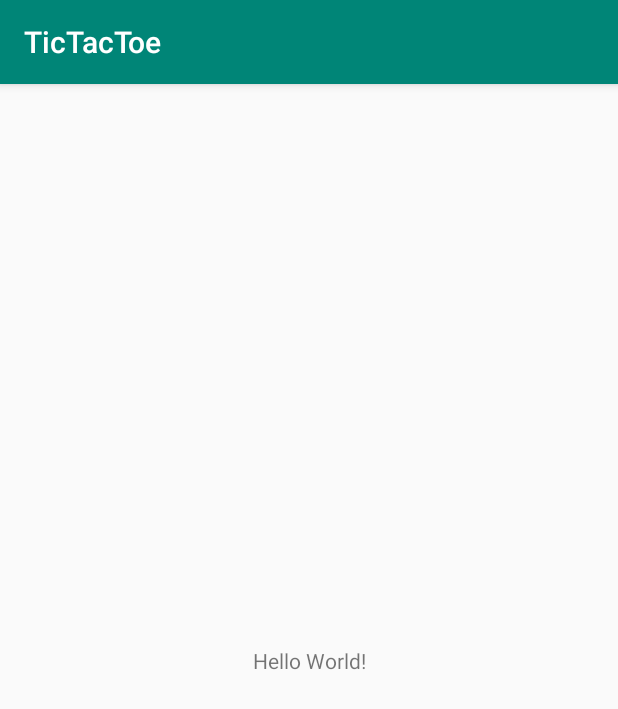
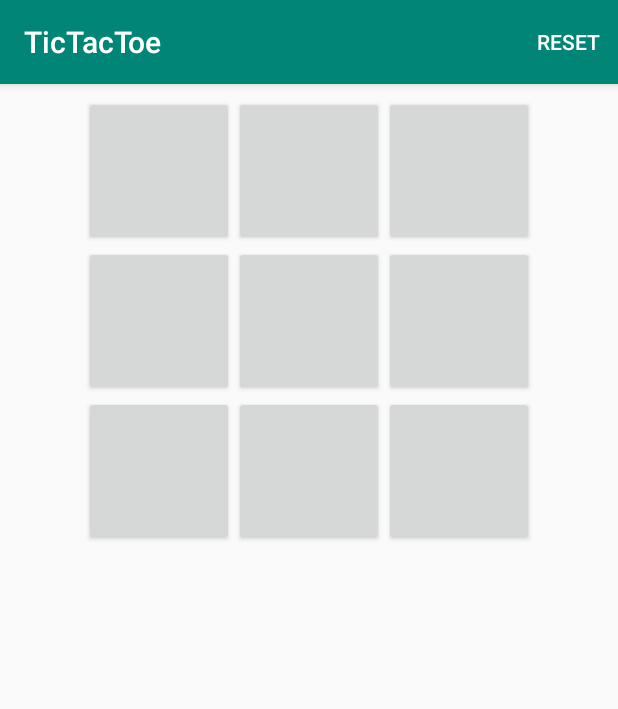
Before and after one commit to meggamind/AndroidArchitecturePatterns, an Android app: the screen it shows after launch (MainActivity), on a phone screen of 412 x 824 dp. Shown: the top 709 px of the screen. Run offline under Robolectric (Android 15) with nearby library versions, the phone set to English and light mode, and no system bars.

Commit message:
Adding MVC pattern example

```diff
--- a/MVC/TicTacToe/app/src/main/AndroidManifest.xml
+++ b/MVC/TicTacToe/app/src/main/AndroidManifest.xml
@@ -9,7 +9,7 @@
         android:roundIcon="@mipmap/ic_launcher_round"
         android:supportsRtl="true"
         android:theme="@style/AppTheme">
-        <activity android:name=".MainActivity">
+        <activity android:name=".controller.MainActivity">
             <intent-filter>
                 <action android:name="android.intent.action.MAIN" />
 
--- /dev/null
+++ b/MVC/TicTacToe/app/src/main/java/sherpa/app/tictactoe/controller/MainActivity.java
@@ -0,0 +1,101 @@
+package sherpa.app.tictactoe.controller;
+
+import android.support.v7.app.AppCompatActivity;
+import android.os.Bundle;
+import android.view.Menu;
+import android.view.MenuInflater;
+import android.view.MenuItem;
+import android.view.View;
+import android.view.ViewGroup;
+import android.widget.Button;
+import android.widget.TextView;
+
+import sherpa.app.tictactoe.R;
+import sherpa.app.tictactoe.model.Board;
+import sherpa.app.tictactoe.model.Player;
+
+public class MainActivity extends AppCompatActivity {
+
+    private static String TAG = MainActivity.class.getName();
+
+    private Board mModel;
+
+    private ViewGroup mButtonGrid;
+    private View mWinnerPlayerContainer;
+    private TextView mWinnerPlayerLabel;
+    private static final String MEDIA_KEY = "MEDIA";
+
+    @Override
+    protected void onCreate(Bundle savedInstanceState) {
+        super.onCreate(savedInstanceState);
+        setContentView(R.layout.activity_main);
+        mWinnerPlayerLabel = (TextView) findViewById(R.id.winner_player_label);
+        mWinnerPlayerContainer = findViewById(R.id.winner_player_conatiner);
+        mButtonGrid = (ViewGroup) findViewById(R.id.buttonGrid);
+
+        mModel = new Board();
+
+
+    }
+
+
+    // TODO: retain model after rotate
+    @Override
+    public void onRestoreInstanceState(Bundle savedInstanceState) {
+        Board mModel = savedInstanceState.getParcelable(MEDIA_KEY);
+//        System.out.println("mModel: " + mModel.)
+    }
+
+    @Override
+    public boolean onCreateOptionsMenu(Menu menu) {
+        MenuInflater inflater = getMenuInflater();
+        inflater.inflate(R.menu.menu, menu);
+        return super.onCreateOptionsMenu(menu);
+    }
+
+    @Override
+    public boolean onOptionsItemSelected(MenuItem item) {
+        switch (item.getItemId()) {
+            case R.id.action_reset:
+                reset();
+                return true;
+            default:
+                return super.onOptionsItemSelected(item);
+        }
+    }
+
+    @Override
+    public void onSaveInstanceState(Bundle outBundle) {
+        super.onSaveInstanceState(outBundle);
+
+        outBundle.putParcelable(MEDIA_KEY, mModel);
+    }
+
+    public void onCellClicked(View v) {
+        Button button = (Button) v;
+        String tag = button.getTag().toString();
+        int row = Integer.valueOf(tag.substring(0, 1));
+        int col = Integer.valueOf(tag.substring(1, 2));
+
+        Player playerThatMoved = mModel.mark(row, col);
+
+        if (playerThatMoved != null) {
+            button.setText(playerThatMoved.toString());
+            if (mModel.getWinner() != null) {
+                mWinnerPlayerLabel.setText(playerThatMoved.toString());
+                mWinnerPlayerContainer.setVisibility(View.VISIBLE);
+            }
+        }
+    }
+
+    private void reset() {
+        mWinnerPlayerContainer.setVisibility(View.GONE);
+        mWinnerPlayerLabel.setText("");
+
+        mModel.restart();
+
+        for (int i = 0; i < mButtonGrid.getChildCount(); i++) {
+            ((Button) mButtonGrid.getChildAt(i)).setText("");
+        }
+    }
+}
--- /dev/null
+++ b/MVC/TicTacToe/app/src/main/java/sherpa/app/tictactoe/model/Board.java
@@ -0,0 +1,125 @@
+package sherpa.app.tictactoe.model;
+
+import android.os.Parcel;
+import android.os.Parcelable;
+
+public class Board implements Parcelable {
+
+    private Cell[][] cells = new Cell[3][3];
+
+    private Player winner;
+    private GameState state;
+    private Player currentTurn;
+
+    public Board() {
+        restart();
+    }
+
+    public Board(Player winner, GameState state, Player currentTurn) {
+        this.winner = winner;
+        this.state = state;
+        this.currentTurn = currentTurn;
+        restart();
+    }
+
+    protected Board(Parcel in) {
+    }
+
+    public static final Creator<Board> CREATOR = new Creator<Board>() {
+        @Override
+        public Board createFromParcel(Parcel in) {
+            return new Board(in);
+        }
+
+        @Override
+        public Board[] newArray(int size) {
+            return new Board[size];
+        }
+    };
+
+    @Override
+    public int describeContents() {
+        return 0;
+    }
+
+    @Override
+    public void writeToParcel(Parcel dest, int flags) {
+    }
+
+    private enum GameState {IN_PROGRESS, FINISHED}
+
+    public void restart() {
+        clearCells();
+        winner = null;
+        currentTurn = Player.X;
+        state = GameState.IN_PROGRESS;
+    }
+
+    public Player mark(int row, int col) {
+        Player playerThatMoved = null;
+
+        if (isValid(row, col)) {
+            cells[row][col].setValue(currentTurn);
+            playerThatMoved = currentTurn;
+
+            if (isWinningMoveByPlayer(currentTurn, row, col)) {
+                state = GameState.FINISHED;
+                winner = currentTurn;
+            }
+        }
+        return playerThatMoved;
+    }
+
+    public Player getWinner() {
+        return winner;
+    }
+
+    private boolean isWinningMoveByPlayer(Player player, int currentRow, int currentCol) {
+        return (cells[currentRow][0].getValue() == player
+                && cells[currentRow][1].getValue() == player
+                && cells[currentRow][2].getValue() == player
+                || cells[0][currentCol].getValue() == player
+                && cells[1][currentCol].getValue() == player
+                && cells[2][currentCol].getValue() == player
+                || currentRow == currentCol
+                && cells[0][0].getValue() == player
+                && cells[1][1].getValue() == player
+                && cells[2][2].getValue() == player
+                || currentRow + currentCol == 2
+                && cells[0][2].getValue() == player
+                && cells[1][1].getValue() == player
+                && cells[2][0].getValue() == player);
+    }
+
+    private void flipCurrentTurn() {
+        currentTurn = currentTurn == Player.X ? Player.O : Player.X;
+    }
+
+    private boolean isValid(int row, int col) {
+        if (state == GameState.FINISHED) {
+            return false;
+        } else if (isOutOfBounds(row) || isOutOfBounds(col)) {
+            return false;
+        } else if (isCellValueAlreadySet(row, col)) {
+            return false;
+        } else {
+            return true;
+        }
+    }
+
+    private boolean isOutOfBounds(int idx) {
+        return idx < 0 || idx > 2;
+    }
+
+    private boolean isCellValueAlreadySet(int row, int col) {
+        return cells[row][col].getValue() != null;
+    }
+
+    private void clearCells() {
+        for (int i = 0; i < 3; i++) {
+            for (int j = 0; j < 3; j++) {
+                cells[i][j] = new Cell();
+            }
+        }
+    }
+}
--- /dev/null
+++ b/MVC/TicTacToe/app/src/main/java/sherpa/app/tictactoe/model/Cell.java
@@ -0,0 +1,13 @@
+package sherpa.app.tictactoe.model;
+
+public class Cell {
+    private Player value;
+
+    public Player getValue() {
+        return value;
+    }
+
+    public void setValue(Player value) {
+        this.value = value;
+    }
+}
--- /dev/null
+++ b/MVC/TicTacToe/app/src/main/java/sherpa/app/tictactoe/model/Player.java
@@ -0,0 +1,3 @@
+package sherpa.app.tictactoe.model;
+
+public enum Player {X, O}
--- a/MVC/TicTacToe/app/src/main/res/layout/activity_main.xml
+++ b/MVC/TicTacToe/app/src/main/res/layout/activity_main.xml
@@ -1,18 +1,101 @@
 <?xml version="1.0" encoding="utf-8"?>
-<android.support.constraint.ConstraintLayout xmlns:android="http://schemas.android.com/apk/res/android"
+<android.support.constraint.ConstraintLayout
+    xmlns:android="http://schemas.android.com/apk/res/android"
     xmlns:app="http://schemas.android.com/apk/res-auto"
     xmlns:tools="http://schemas.android.com/tools"
     android:layout_width="match_parent"
     android:layout_height="match_parent"
-    tools:context=".MainActivity">
+    tools:context=".controller.MainActivity">
 
-    <TextView
+    <GridLayout
+        android:id="@+id/buttonGrid"
+        android:layout_width="wrap_content"
+        android:layout_height="303dp"
+        android:layout_marginStart="8dp"
+        android:layout_marginTop="8dp"
+        android:layout_marginEnd="8dp"
+        android:columnCount="3"
+        android:rowCount="3"
+        app:layout_constraintEnd_toEndOf="parent"
+        app:layout_constraintStart_toStartOf="parent"
+        app:layout_constraintTop_toTopOf="parent">
+
+        <Button
+            style="@style/tictactoebutton"
+            android:onClick="onCellClicked"
+            android:tag="00" />
+
+        <Button
+            style="@style/tictactoebutton"
+            android:onClick="onCellClicked"
+            android:tag="01" />
+
+        <Button
+            style="@style/tictactoebutton"
+            android:onClick="onCellClicked"
+            android:tag="02" />
+
+
+        <Button
+            style="@style/tictactoebutton"
+            android:onClick="onCellClicked"
+            android:tag="10" />
+
+        <Button
+            style="@style/tictactoebutton"
+            android:onClick="onCellClicked"
+            android:tag="11" />
+
+        <Button
+            style="@style/tictactoebutton"
+            android:onClick="onCellClicked"
+            android:tag="12" />
+
+        <Button
+            style="@style/tictactoebutton"
+            android:onClick="onCellClicked"
+            android:tag="20" />
+
+        <Button
+            style="@style/tictactoebutton"
+            android:onClick="onCellClicked"
+            android:tag="21" />
+
+        <Button
+            style="@style/tictactoebutton"
+            android:onClick="onCellClicked"
+            android:tag="22" />
+
+    </GridLayout>
+
+    <LinearLayout
+        android:id="@+id/winner_player_conatiner"
         android:layout_width="wrap_content"
         android:layout_height="wrap_content"
-        android:text="Hello World!"
+        android:layout_marginStart="8dp"
+        android:layout_marginTop="8dp"
+        android:layout_marginEnd="8dp"
+        android:layout_marginBottom="8dp"
+        android:gravity="center"
+        android:orientation="vertical"
+        android:visibility="gone"
         app:layout_constraintBottom_toBottomOf="parent"
-        app:layout_constraintLeft_toLeftOf="parent"
-        app:layout_constraintRight_toRightOf="parent"
-        app:layout_constraintTop_toTopOf="parent" />
+        app:layout_constraintEnd_toEndOf="parent"
+        app:layout_constraintStart_toStartOf="parent"
+        app:layout_constraintTop_toBottomOf="@+id/buttonGrid">
+
+        <TextView
+            android:id="@+id/winner_player_label"
+            android:layout_width="wrap_content"
+            android:layout_height="wrap_content"
+            android:layout_margin="@dimen/winner_player_label_layout_margin"
+            android:textSize="@dimen/winner_player_label_text_size" />
+
+        <TextView
+            android:layout_width="wrap_content"
+            android:layout_height="wrap_content"
+            android:text="@string/winner"
+            android:textSize="@dimen/winner_player_winner_text_size" />
+    </LinearLayout>
 
 </android.support.constraint.ConstraintLayout>
--- /dev/null
+++ b/MVC/TicTacToe/app/src/main/res/menu/menu.xml
@@ -0,0 +1,9 @@
+<?xml version="1.0" encoding="utf-8"?>
+<menu xmlns:android="http://schemas.android.com/apk/res/android"
+    xmlns:app="http://schemas.android.com/apk/res-auto">
+    <item
+        android:id="@+id/action_reset"
+        app:showAsAction="ifRoom"
+        android:orderInCategory="10"
+        android:title="@string/action_reset" />
+</menu>
--- /dev/null
+++ b/MVC/TicTacToe/app/src/main/res/values/dimens.xml
@@ -0,0 +1,7 @@
+<?xml version="1.0" encoding="utf-8"?>
+<resources>
+    <dimen name="winner_player_label_text_size">40sp</dimen>
+    <dimen name="winner_player_label_layout_margin">20sp</dimen>
+
+    <dimen name="winner_player_winner_text_size">30sp</dimen>
+</resources>
--- a/MVC/TicTacToe/app/src/main/res/values/strings.xml
+++ b/MVC/TicTacToe/app/src/main/res/values/strings.xml
@@ -1,3 +1,5 @@
 <resources>
     <string name="app_name">TicTacToe</string>
+    <string name="winner">Winner</string>
+    <string name="action_reset">Reset</string>
 </resources>
--- a/MVC/TicTacToe/app/src/main/res/values/styles.xml
+++ b/MVC/TicTacToe/app/src/main/res/values/styles.xml
@@ -8,4 +8,10 @@
         <item name="colorAccent">@color/colorAccent</item>
     </style>
 
+
+    <style name="tictactoebutton">
+        <item name="android:layout_width">100dp</item>
+        <item name="android:layout_height">100dp</item>
+        <item name="android:textSize">30sp</item>
+    </style>
 </resources>
```
Also changed, not shown: MVC/TicTacToe/app/src/main/java/sherpa/app/tictactoe/MainActivity.java (deleted, +0 -13 lines).
